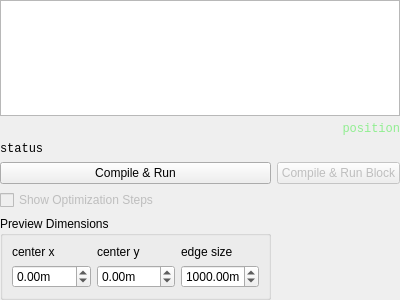
Old version of the form qt-frontend/widgets/QuatschSourceEditor/quatschsourceeditor.ui in the repository phresnel/picogen.
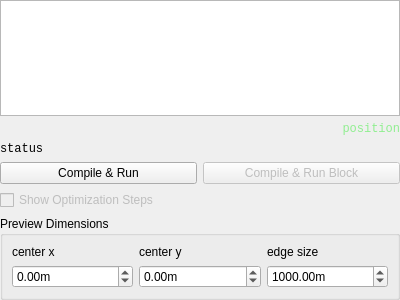
New version of the form.

```diff
--- a/qt-frontend/widgets/QuatschSourceEditor/quatschsourceeditor.ui
+++ b/qt-frontend/widgets/QuatschSourceEditor/quatschsourceeditor.ui
@@ -99,7 +99,7 @@
      </property>
     </widget>
    </item>
-   <item row="6" column="1">
+   <item row="6" column="1" colspan="2">
     <widget class="QGroupBox" name="groupBox">
      <property name="title">
       <string>Preview Dimensions</string>
```
